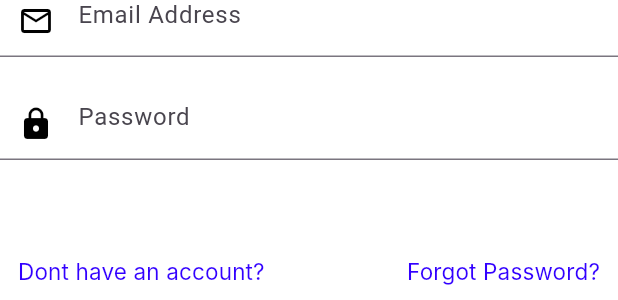
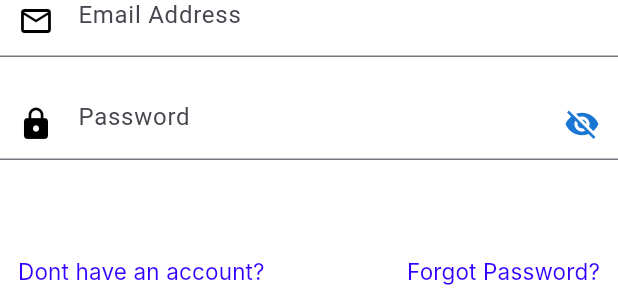
Before and after one commit to Mswati03/explore_lesotho, a Flutter app: the LoginPage widget shown alone on an empty page, opened directly, on a phone screen of 412 x 824 dp. Shown: the part 771-1071 px from the top of the screen. Run offline on Flutter 3.47's test engine with Material 3 defaults, Android fonts, the phone set to English and light mode, and no system bars; our stand-ins replace cloud_firestore, firebase_auth, firebase_core, font_awesome_flutter, google_fonts, loading_animation_widget and 1 more; missing offline and left inert: flutter_tawk; accounts and stored records are empty; network calls fail; Roboto replaces fonts that are missing (Inter).

```diff
--- a/lib/pages/emailverification.dart
+++ b/lib/pages/emailverification.dart
@@ -1,7 +1,9 @@
 import 'package:flutter/material.dart';
 
 class EmailVerify extends StatefulWidget {
-  const EmailVerify ({super.key});
+
+
+  const EmailVerify ({super.key });
 
   @override
   State<EmailVerify> createState() => _EmailVerifyState();
@@ -9,6 +11,7 @@ class EmailVerify extends StatefulWidget {
 
 class _EmailVerifyState extends State<EmailVerify> {
   TextEditingController _codeController = TextEditingController();
+  var email;
 
   void dispose() {
     _codeController.dispose();
@@ -16,6 +19,7 @@ class _EmailVerifyState extends State<EmailVerify> {
   }
   @override
   Widget build(BuildContext context) {
+
     return Material(
       child: SingleChildScrollView(
       child: Column(
--- a/lib/pages/login-page.dart
+++ b/lib/pages/login-page.dart
@@ -4,6 +4,7 @@ import 'package:explore_lesotho/dashboard/dashboard-nav.dart';
 import 'package:explore_lesotho/pages/emailverification.dart';
 import 'package:explore_lesotho/pages/register.dart';
 import 'package:explore_lesotho/pages/resetpassword.dart';
+import 'package:firebase_auth/firebase_auth.dart';
 import 'package:flutter/material.dart';
 import 'package:loading_animation_widget/loading_animation_widget.dart';
 
@@ -21,13 +22,17 @@ class LoginPage extends StatefulWidget {
 class _LoginPageState extends State<LoginPage>{
   TextEditingController _emailController = TextEditingController();
   TextEditingController _passwordController = TextEditingController();
+  bool _passwordVisible = true;
   @override
   void dispose() {
     _emailController.dispose();
     _passwordController.dispose();
     super.dispose();
   }
-
+@override
+  void initState() {
+    _passwordVisible = false;
+  }
   @override
   Widget build(BuildContext context) {
     double screenHeight = MediaQuery.of(context).size.height;
@@ -105,11 +110,27 @@ class _LoginPageState extends State<LoginPage>{
                     SizedBox(height: screenHeight * .025),
                     TextField(
                       controller: _passwordController,
-                      obscureText: true ,
+                       obscureText: !_passwordVisible,
                       decoration: InputDecoration(
+
                         hintText: "Password",
                         prefixIcon: Icon(Icons.lock, color: Colors.black
                         ),
+                        suffixIcon: IconButton(
+            icon: Icon(
+
+               _passwordVisible
+               ? Icons.visibility
+               : Icons.visibility_off,
+               color: Theme.of(context).primaryColorDark,
+               ),
+            onPressed: () {
+
+               setState(() {
+                   _passwordVisible = !_passwordVisible;
+               });
+             },
+            ),
                       ),
                     ),
 
@@ -124,7 +145,10 @@ class _LoginPageState extends State<LoginPage>{
                       left: 200,
                       top: 715,
                       child: TextButton(
-                          onPressed: () {  showDialog(
+                          onPressed: () {
+
+
+                            showDialog(
                             context: context,
                             barrierDismissible: false,
                             builder: (BuildContext context) {
@@ -195,7 +219,11 @@ const Spacer(),
 
 
                     ElevatedButton(
-                      onPressed: (){showDialog(
+                      onPressed: () async {
+                        _emailController.clear;
+                        _passwordController.clear;
+
+                                          showDialog(
                         context: context,
                         barrierDismissible: false,
                         builder: (BuildContext context) {
--- a/pubspec.yaml
+++ b/pubspec.yaml
@@ -44,7 +44,9 @@ dependencies:
   firebase_core: ^2.24.0
   http: ^1.2.1
   flutter_tawk: ^0.1.0
-  flutter_slidable: 1.3.0
+  flutter_slidable: ^1.3.0
+  firebase_auth: ^4.19.5
+  google_sign_in: ^6.2.1
 
 
 dev_dependencies:
```
Also changed, not shown: lib/pages/register.dart (+108 -10 lines), pubspec.lock, 3 other files.
